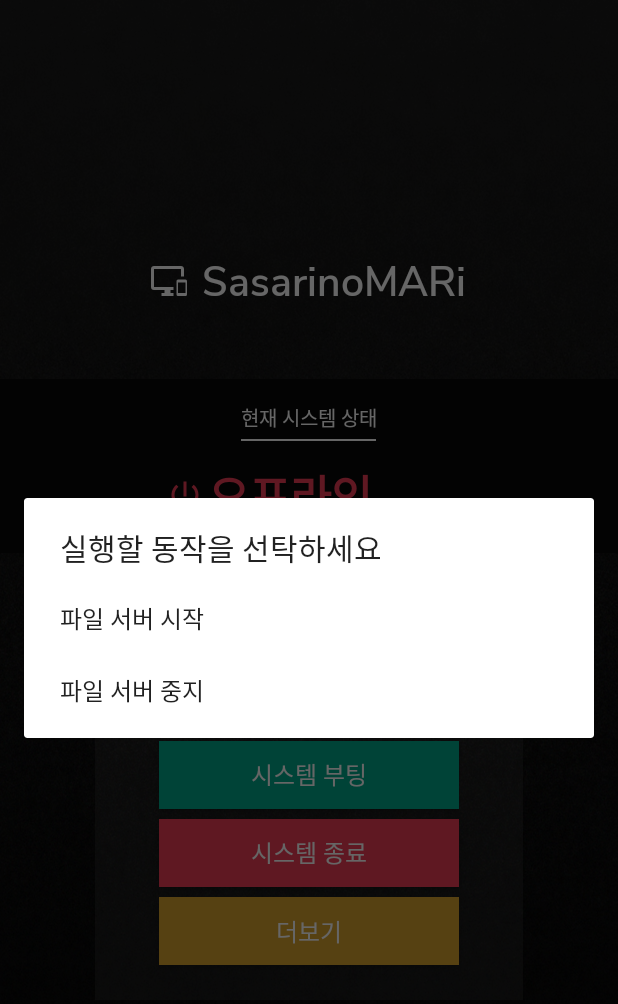
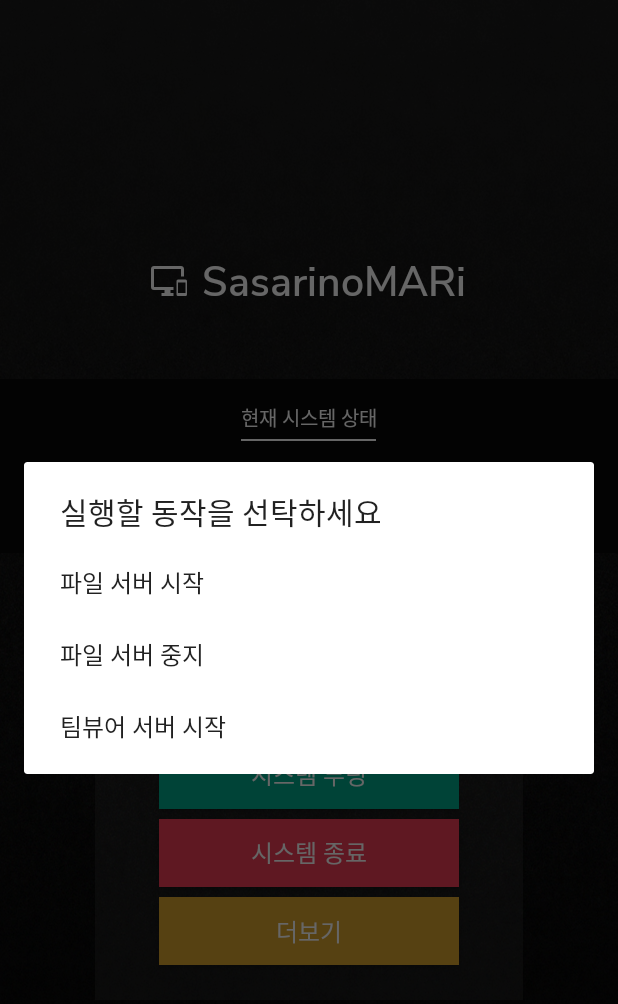
Before and after one commit to SasarinoMARi/SPCM, an Android app: the screen it shows after launch (MainActivity), after a tap on "더보기", on a phone screen of 412 x 824 dp. Shown: the top 1004 px of the screen. Run offline under Robolectric (Android 15) with nearby library versions, the phone set to English and light mode, and no system bars; 1 statement that could not run was skipped.

Commit message:
스마트폰 앱에서 팀뷰어 서버를 켤 수 있도록 작성

```diff
--- a/android/app/src/main/java/com/sasarinomari/spcmconsole/APIInterface.kt
+++ b/android/app/src/main/java/com/sasarinomari/spcmconsole/APIInterface.kt
@@ -32,6 +32,9 @@ interface APIInterface {
     @GET("stop-fs")
     fun stop_fs(@Header("token") token:String): Call<String>
 
+    @GET("start-tv")
+    fun start_tv(@Header("token") token:String): Call<String>
+
     companion object {
         private val BASE_URL = "http://sasarinomar1.iptime.org:9999"
 
--- a/android/app/src/main/java/com/sasarinomari/spcmconsole/MainActivity.kt
+++ b/android/app/src/main/java/com/sasarinomari/spcmconsole/MainActivity.kt
@@ -42,7 +42,8 @@ class MainActivity : Activity(), APICall.lookupInterface {
         button_more.setOnClickListener {
             val info = arrayOf<CharSequence>(
                 getString(R.string.StartFileServer),
-                getString(R.string.StopFileServer)
+                getString(R.string.StopFileServer),
+                "팀뷰어 서버 시작"
             )
             val builder: AlertDialog.Builder = AlertDialog.Builder(this)
             builder.setTitle(getString(R.string.MoreContextTitle))
@@ -50,6 +51,7 @@ class MainActivity : Activity(), APICall.lookupInterface {
                 when (which) {
                     0 -> confirm("파일 서버를 시작할까요?") { api.start_fs() }
                     1 -> confirm("파일 서버를 끌까요?") { api.stop_fs() }
+                    2 -> confirm("팀뷰어 서버를 시작할까요?") { api.start_tv() }
                 }
                 dialog.dismiss()
             }
```
Also changed, not shown: android/app/src/main/java/com/sasarinomari/spcmconsole/APICall.kt (+35 -0 lines).
